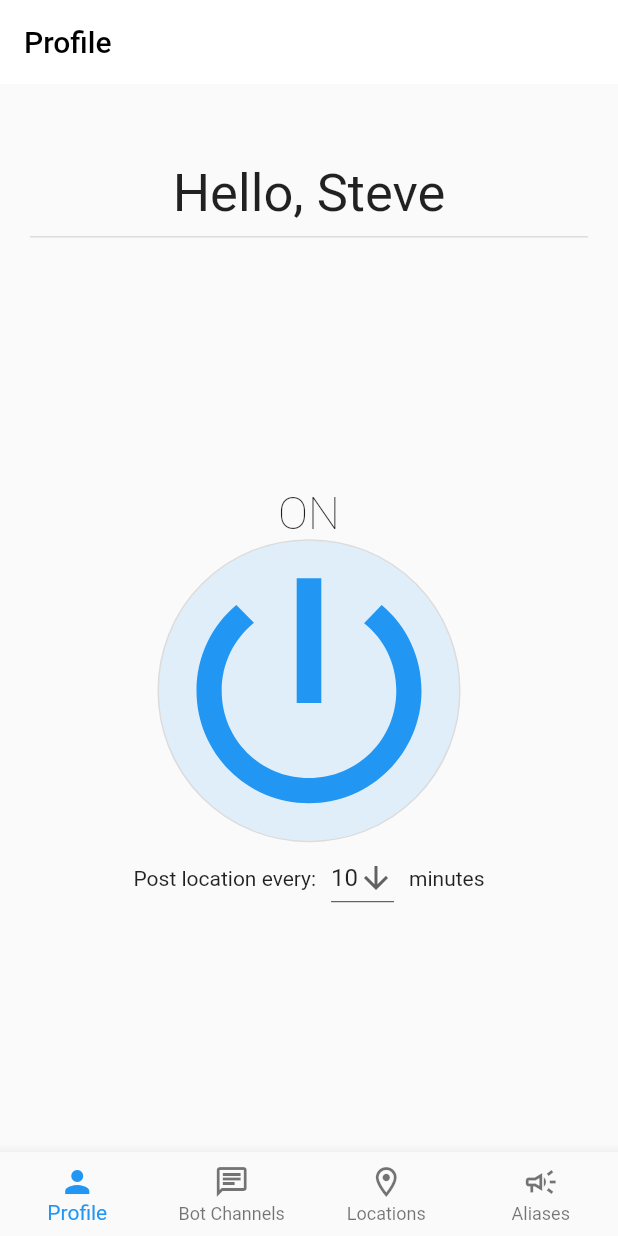
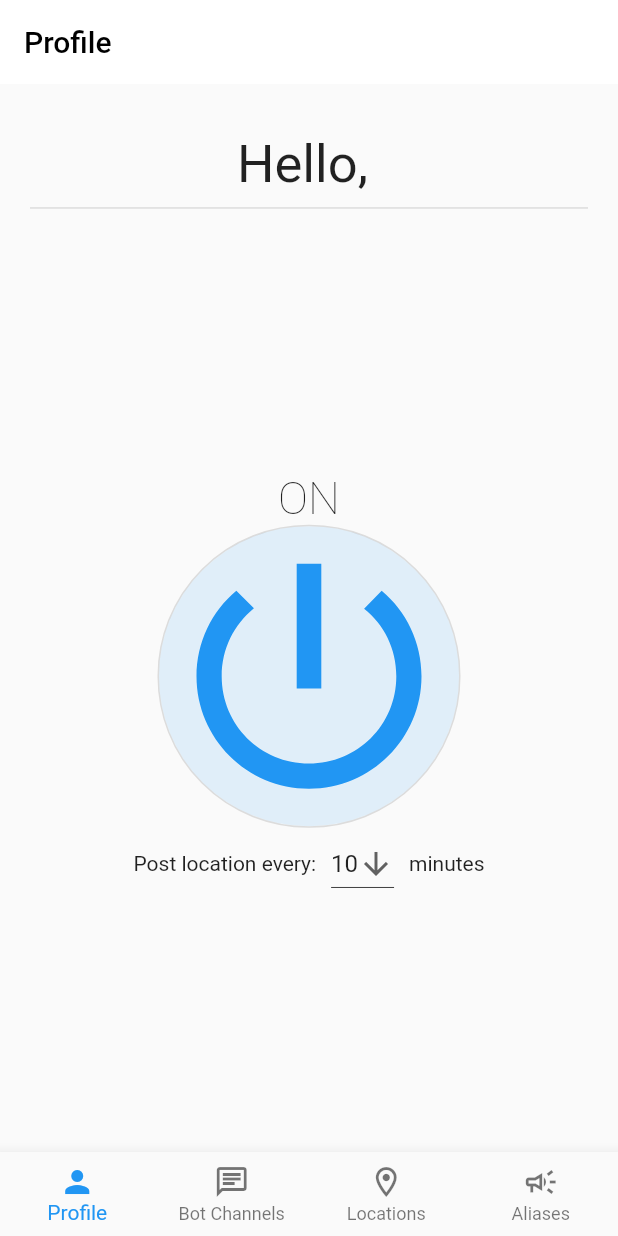
Before and after one commit to SteveImmanuel/trackme-mobile, a Flutter app: the screen it shows after launch, after a tap on the "power settings new" icon, on a phone screen of 412 x 824 dp. Run offline on Flutter 3.47's test engine with Material 2 defaults, Android fonts, the phone set to English and light mode, and no system bars.

Commit message:
Update styling and wording

```diff
--- a/lib/widgets/aliases.dart
+++ b/lib/widgets/aliases.dart
@@ -156,7 +156,7 @@ class Aliases extends StatelessWidget {
         ),
         SizedBox(height: 5),
         Text(
-          'TrackMe Bot will recognize these aliases as you if any of them is mentioned in authorized chat channels',
+          'TrackMe Bot will recognize these aliases as you if any of them is mentioned in the authorized chat channels',
         ),
         SizedBox(height: 5),
         AliasList(),
--- a/lib/widgets/profile.dart
+++ b/lib/widgets/profile.dart
@@ -1,4 +1,6 @@
 import 'package:flutter/material.dart';
+import 'package:provider/provider.dart';
+import 'package:trackme_mobile/models/user.dart';
 
 class Profile extends StatefulWidget {
   const Profile({Key? key}) : super(key: key);
@@ -8,7 +10,6 @@ class Profile extends StatefulWidget {
 }
 
 class _ProfileState extends State<Profile> {
-  String _username = 'Steve';
   final List<bool> _isActive = [false];
   final List<int> _postIntervalList = [2, 5, 10, 15, 30, 60];
   int postInterval = 10;
@@ -30,14 +31,18 @@ class _ProfileState extends State<Profile> {
     return Column(
       children: [
         const Spacer(flex: 1),
-        Text(
-          'Hello, $_username',
-          style: TextStyle(fontSize: 35),
+        Consumer<User>(
+          builder: (context, user, child) {
+            return Text(
+              'Hello, ${user.username}',
+              style: TextStyle(fontSize: 35),
+            );
+          },
         ),
         const Divider(
           thickness: 1,
         ),
-        const Spacer(flex: 3),
+        const Spacer(flex: 5),
         Text(
           _isActive[0] ? 'ON' : 'OFF',
           style: const TextStyle(
@@ -82,7 +87,7 @@ class _ProfileState extends State<Profile> {
             const Text('minutes'),
           ],
         ),
-        const Spacer(flex: 3),
+        const Spacer(flex: 5),
       ],
     );
   }
```
